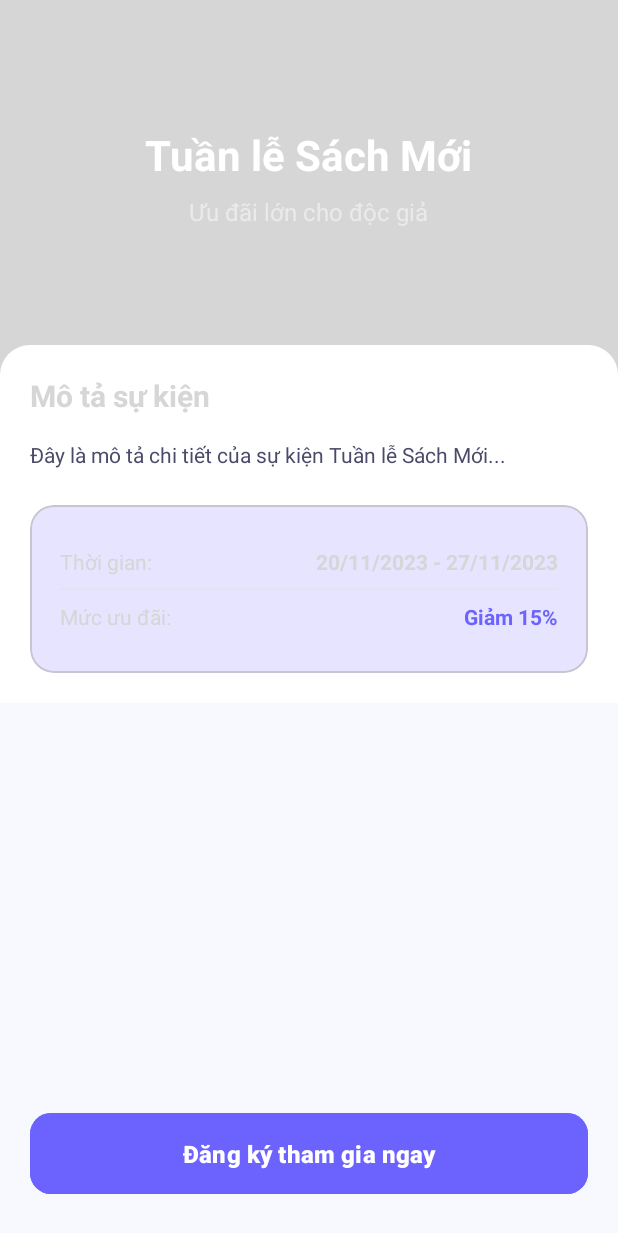
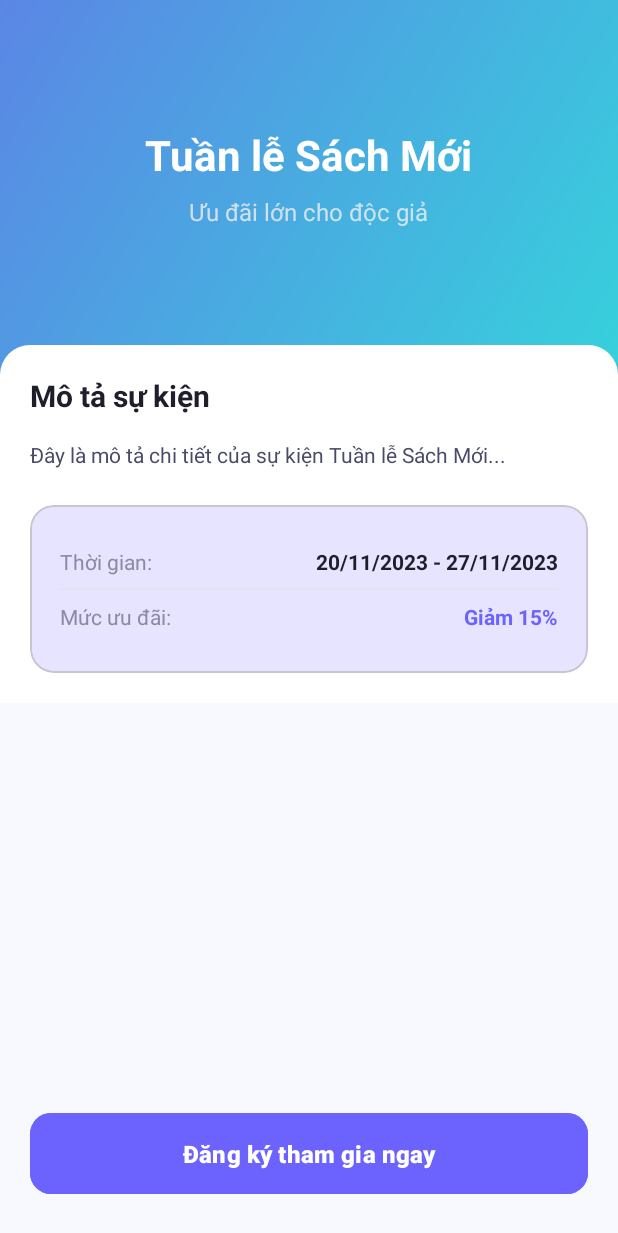
Before and after one commit to NGuyenVAn21/NHOM_LAPGHEP, an Android app: the EventDetailActivity screen opened directly, with no data from a screen before it, on a phone screen of 412 x 824 dp. Shown: the top 1233 px of the screen. Run offline under Robolectric (Android 15) with nearby library versions, the phone set to English and light mode, and no system bars.

Commit message:
Cập nhật màu

```diff
--- a/AppBookHub _NhomLapGhep/app/src/main/res/layout/activity_book_detail.xml
+++ b/AppBookHub _NhomLapGhep/app/src/main/res/layout/activity_book_detail.xml
@@ -22,7 +22,7 @@
                 android:layout_height="100dp"
                 android:src="@drawable/ic_book"
                 android:layout_centerInParent="true"
-                android:tint="@color/white" />
+                app:tint="@color/white" />
 
             <!-- Back Button -->
             <ImageButton
@@ -32,7 +32,7 @@
                 android:layout_margin="16dp"
                 android:background="@drawable/bg_rounded_white"
                 android:src="@drawable/ic_arrow_back"
-                android:tint="@color/black" />
+                app:tint="@color/black" />
 
             <!-- Favorite Button -->
             <ImageButton
@@ -43,7 +43,7 @@
                 android:layout_margin="16dp"
                 android:background="@drawable/bg_rounded_white"
                 android:src="@drawable/ic_favorite_border"
-                android:tint="@color/black" />
+                app:tint="@color/black" />
 
         </RelativeLayout>
 
--- a/AppBookHub _NhomLapGhep/app/src/main/res/layout/activity_book_search.xml
+++ b/AppBookHub _NhomLapGhep/app/src/main/res/layout/activity_book_search.xml
@@ -47,7 +47,7 @@
                     android:layout_width="20dp"
                     android:layout_height="20dp"
                     android:src="@drawable/ic_search"
-                    android:tint="@color/grey"
+                    app:tint="@color/grey"
                     android:layout_marginStart="8dp" />
 
                 <EditText
--- a/AppBookHub _NhomLapGhep/app/src/main/res/layout/item_book.xml
+++ b/AppBookHub _NhomLapGhep/app/src/main/res/layout/item_book.xml
@@ -24,7 +24,7 @@
                 android:layout_height="48dp"
                 android:src="@drawable/ic_book"
                 android:layout_centerInParent="true"
-                android:tint="@color/white" />
+                app:tint="@color/white" />
 
             <!-- Status Badge -->
             <LinearLayout
--- a/AppBookHub _NhomLapGhep/app/src/main/res/values/colors.xml
+++ b/AppBookHub _NhomLapGhep/app/src/main/res/values/colors.xml
@@ -12,6 +12,8 @@
 
     <!-- Accent Color -->
     <color name="accent_color">#36D1DC</color>
+    <color name="accent_start">#36D1DC</color>
+    <color name="accent_end">#5B86E5</color>
 
     <!-- Màu cơ bản -->
     <color name="white">#FFFFFF</color>
@@ -34,4 +36,6 @@
     <color name="teal_200">#36D1DC</color>
     <color name="teal_700">#2AA8B3</color>
 
+    <color name="black_app">#1E1E2D</color>
+    <color name="grey_text">#8A8AA3</color>
 </resources>
```
